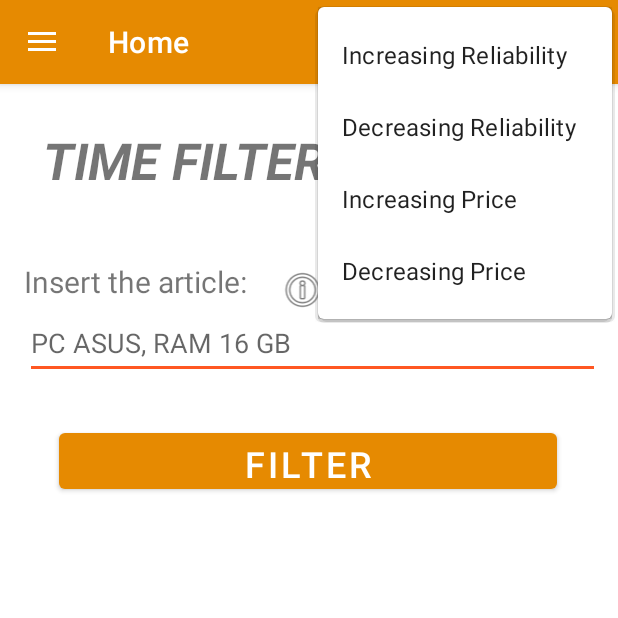
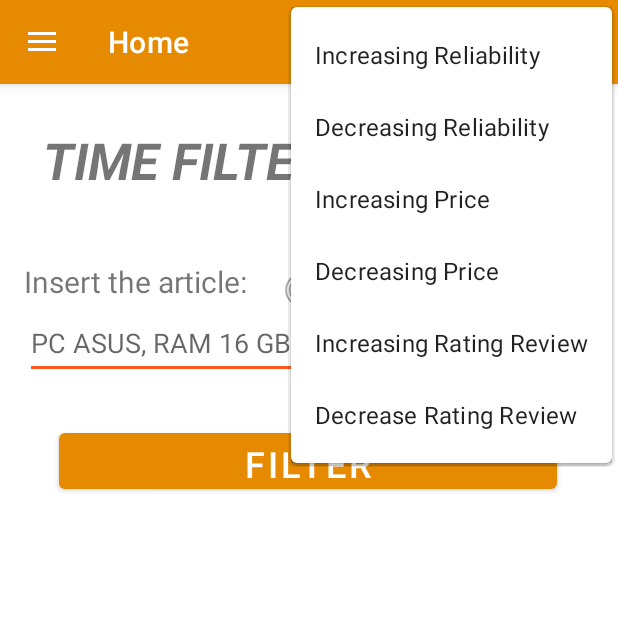
Before and after one commit to fabriziosanino/Bachelor-Degree, an Android app: the screen it shows after launch (MainActivity), with the options menu open, on a phone screen of 412 x 824 dp, the top half of it. Run offline under Robolectric (Android 15) with nearby library versions, the phone set to English and light mode, and no system bars; our stand-ins replace navigation-ui.

Commit message:
addOrderingByRatingReview

```diff
--- a/Filtering/app/src/main/java/com/example/filtering/MainActivity.java
+++ b/Filtering/app/src/main/java/com/example/filtering/MainActivity.java
@@ -83,6 +83,12 @@ public class MainActivity extends AppCompatActivity {
             case R.id.dRel:
                 model.setDecreasingReliability();
                 return true;
+            case R.id.iRat:
+                model.setIncreasingReviewRating();
+                return true;
+            case R.id.dRat:
+                model.setDecreasingReviewRating();
+                return true;
             default:
                 return super.onOptionsItemSelected(item);
         }
--- a/Filtering/app/src/main/res/menu/main.xml
+++ b/Filtering/app/src/main/res/menu/main.xml
@@ -18,4 +18,12 @@
             android:id="@+id/dPri"
             android:title="Decreasing Price" />
     </group>
+    <group >
+        <item
+            android:id="@+id/iRat"
+            android:title="Increasing Rating Review" />
+        <item
+            android:id="@+id/dRat"
+            android:title="Decrease Rating Review" />
+    </group>
 </menu>
```
Also changed, not shown: Filtering/app/src/main/java/com/example/filtering/model/SearchResult.java (+11 -1 lines), Filtering/app/src/main/java/com/example/filtering/viewModel/NetworkViewModel.java (+17 -2 lines).
